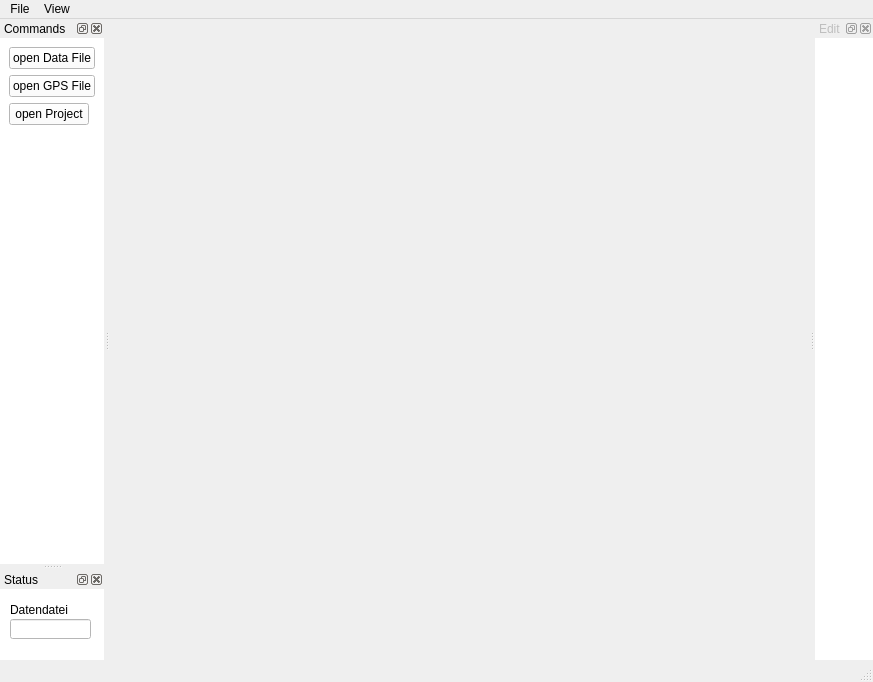
zzr1100/locomotifGUI, file ui/Ui_Locomotif.ui: the form before one commit.
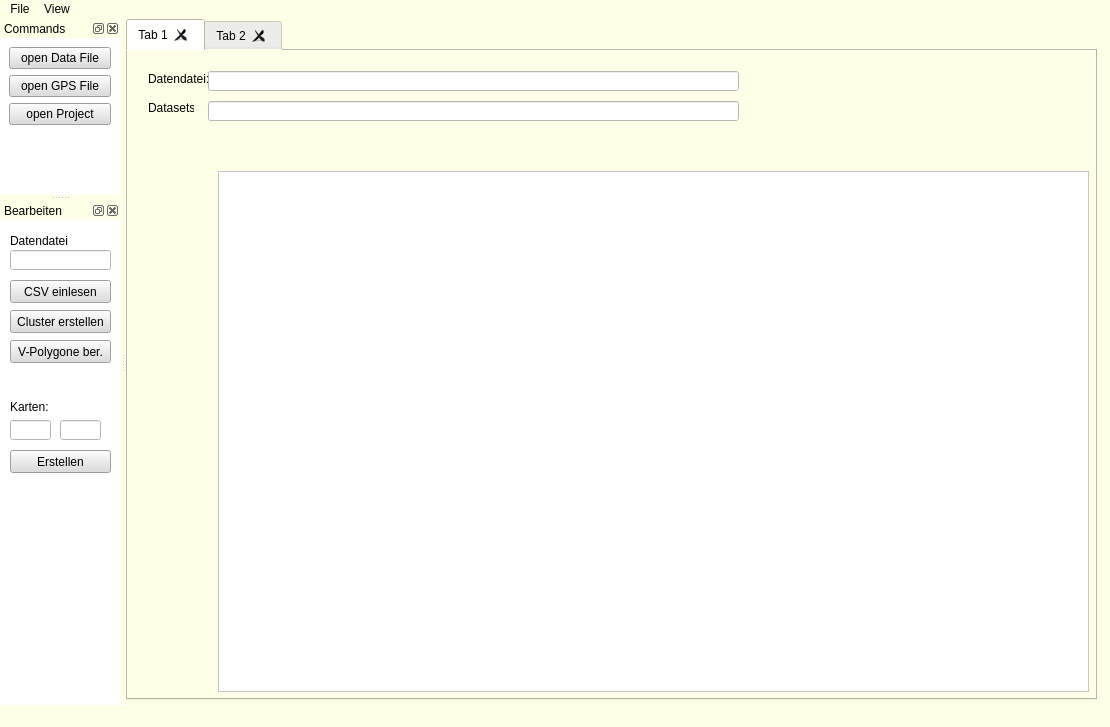
The form after the commit. Custom widgets are drawn as their Qt base class.

Diff of the .ui file:
```diff
--- a/ui/Ui_Locomotif.ui
+++ b/ui/Ui_Locomotif.ui
@@ -6,23 +6,134 @@
    <rect>
     <x>0</x>
     <y>0</y>
-    <width>873</width>
-    <height>682</height>
+    <width>1110</width>
+    <height>727</height>
    </rect>
   </property>
   <property name="windowTitle">
    <string>MainWindow</string>
   </property>
+  <property name="styleSheet">
+   <string notr="true">background-color: rgb(255, 255, 232);</string>
+  </property>
   <widget class="QWidget" name="centralwidget">
-   <widget class="QwtPlot" name="qwtPlot">
+   <widget class="QTabWidget" name="mainDataDisplay">
+    <property name="enabled">
+     <bool>true</bool>
+    </property>
     <property name="geometry">
      <rect>
-      <x>40</x>
-      <y>120</y>
-      <width>551</width>
-      <height>311</height>
+      <x>0</x>
+      <y>0</y>
+      <width>971</width>
+      <height>681</height>
      </rect>
     </property>
+    <property name="sizePolicy">
+     <sizepolicy hsizetype="Maximum" vsizetype="Maximum">
+      <horstretch>0</horstretch>
+      <verstretch>0</verstretch>
+     </sizepolicy>
+    </property>
+    <property name="sizeIncrement">
+     <size>
+      <width>10</width>
+      <height>10</height>
+     </size>
+    </property>
+    <property name="styleSheet">
+     <string notr="true">background-color: rgb(255, 255, 232);</string>
+    </property>
+    <property name="tabPosition">
+     <enum>QTabWidget::North</enum>
+    </property>
+    <property name="tabShape">
+     <enum>QTabWidget::Rounded</enum>
+    </property>
+    <property name="currentIndex">
+     <number>0</number>
+    </property>
+    <property name="tabsClosable">
+     <bool>true</bool>
+    </property>
+    <property name="movable">
+     <bool>true</bool>
+    </property>
+    <widget class="QWidget" name="tab_1">
+     <attribute name="title">
+      <string>Tab 1</string>
+     </attribute>
+     <widget class="QLabel" name="label_2">
+      <property name="geometry">
+       <rect>
+        <x>20</x>
+        <y>20</y>
+        <width>61</width>
+        <height>16</height>
+       </rect>
+      </property>
+      <property name="text">
+       <string>Datendatei:</string>
+      </property>
+     </widget>
+     <widget class="QLineEdit" name="t1LoadedDataFilename">
+      <property name="geometry">
+       <rect>
+        <x>80</x>
+        <y>20</y>
+        <width>531</width>
+        <height>20</height>
+       </rect>
+      </property>
+      <property name="styleSheet">
+       <string notr="true">background-color: rgb(255, 255, 255);</string>
+      </property>
+     </widget>
+     <widget class="QLabel" name="label_3">
+      <property name="geometry">
+       <rect>
+        <x>20</x>
+        <y>50</y>
+        <width>46</width>
+        <height>13</height>
+       </rect>
+      </property>
+      <property name="text">
+       <string>Datasets:</string>
+      </property>
+     </widget>
+     <widget class="QLineEdit" name="t1LoadedDatasets">
+      <property name="geometry">
+       <rect>
+        <x>80</x>
+        <y>50</y>
+        <width>531</width>
+        <height>20</height>
+       </rect>
+      </property>
+      <property name="styleSheet">
+       <string notr="true">background-color: rgb(255, 255, 255);</string>
+      </property>
+     </widget>
+     <widget class="QGraphicsView" name="t1MapView">
+      <property name="geometry">
+       <rect>
+        <x>90</x>
+        <y>120</y>
+        <width>871</width>
+        <height>521</height>
+       </rect>
+      </property>
+      <property name="styleSheet">
+       <string notr="true">background-color: rgb(255, 255, 255);</string>
+      </property>
+     </widget>
+    </widget>
+    <widget class="QWidget" name="tab_2">
+     <attribute name="title">
+      <string>Tab 2</string>
+     </attribute>
+    </widget>
    </widget>
   </widget>
   <widget class="QMenuBar" name="menubar">
@@ -30,7 +141,7 @@
     <rect>
      <x>0</x>
      <y>0</y>
-     <width>873</width>
+     <width>1110</width>
      <height>21</height>
     </rect>
    </property>
@@ -63,6 +174,18 @@
   </widget>
   <widget class="QStatusBar" name="statusbar"/>
   <widget class="QDockWidget" name="QuickCommand">
+   <property name="minimumSize">
+    <size>
+     <width>120</width>
+     <height>139</height>
+    </size>
+   </property>
+   <property name="maximumSize">
+    <size>
+     <width>524287</width>
+     <height>176</height>
+    </size>
+   </property>
    <property name="acceptDrops">
     <bool>true</bool>
    </property>
@@ -93,31 +216,46 @@
      <property name="fieldGrowthPolicy">
       <enum>QFormLayout::AllNonFixedFieldsGrow</enum>
      </property>
-     <item row="4" column="0">
+     <item row="3" column="0" colspan="2">
+      <widget class="QPushButton" name="cmdLoadDataFile">
+       <property name="styleSheet">
+        <string notr="true">background-color: rgb(220, 220, 220);</string>
+       </property>
+       <property name="text">
+        <string>open Data File</string>
+       </property>
+      </widget>
+     </item>
+     <item row="4" column="0" colspan="2">
       <widget class="QPushButton" name="cmdLoadGPSFile">
+       <property name="styleSheet">
+        <string notr="true">background-color: rgb(220, 220, 220);</string>
+       </property>
        <property name="text">
         <string>open GPS File</string>
        </property>
       </widget>
      </item>
-     <item row="5" column="0">
+     <item row="5" column="0" colspan="2">
       <widget class="QPushButton" name="cmdLoadProject">
+       <property name="styleSheet">
+        <string notr="true">background-color: rgb(220, 220, 220);</string>
+       </property>
        <property name="text">
         <string>open Project</string>
        </property>
       </widget>
      </item>
-     <item row="3" column="0">
-      <widget class="QPushButton" name="cmdLoadDataFile">
-       <property name="text">
-        <string>open Data File</string>
-       </property>
-      </widget>
-     </item>
     </layout>
    </widget>
   </widget>
   <widget class="QDockWidget" name="QuickStatus">
+   <property name="minimumSize">
+    <size>
+     <width>120</width>
+     <height>38</height>
+    </size>
+   </property>
    <property name="autoFillBackground">
     <bool>false</bool>
    </property>
@@ -128,7 +266,7 @@
     <set>Qt::LeftDockWidgetArea|Qt::RightDockWidgetArea</set>
    </property>
    <property name="windowTitle">
-    <string>Status</string>
+    <string>Bearbeiten</string>
    </property>
    <attribute name="dockWidgetArea">
     <number>1</number>
@@ -152,34 +290,115 @@
       <rect>
        <x>10</x>
        <y>30</y>
-       <width>81</width>
+       <width>101</width>
+       <height>20</height>
+      </rect>
+     </property>
+    </widget>
+    <widget class="QPushButton" name="cmdReadCSV">
+     <property name="geometry">
+      <rect>
+       <x>10</x>
+       <y>60</y>
+       <width>101</width>
+       <height>23</height>
+      </rect>
+     </property>
+     <property name="styleSheet">
+      <string notr="true">background-color: rgb(220, 220, 220);</string>
+     </property>
+     <property name="text">
+      <string>CSV einlesen</string>
+     </property>
+    </widget>
+    <widget class="QPushButton" name="cmdCreateCluster">
+     <property name="geometry">
+      <rect>
+       <x>10</x>
+       <y>90</y>
+       <width>101</width>
+       <height>23</height>
+      </rect>
+     </property>
+     <property name="styleSheet">
+      <string notr="true">background-color: rgb(220, 220, 220);</string>
+     </property>
+     <property name="text">
+      <string>Cluster erstellen</string>
+     </property>
+    </widget>
+    <widget class="QPushButton" name="cmdCreateVPolygone">
+     <property name="geometry">
+      <rect>
+       <x>10</x>
+       <y>120</y>
+       <width>101</width>
+       <height>23</height>
+      </rect>
+     </property>
+     <property name="styleSheet">
+      <string notr="true">background-color: rgb(220, 220, 220);</string>
+     </property>
+     <property name="text">
+      <string>V-Polygone ber.</string>
+     </property>
+    </widget>
+    <widget class="QPushButton" name="cmdCreateMaps">
+     <property name="geometry">
+      <rect>
+       <x>10</x>
+       <y>230</y>
+       <width>101</width>
+       <height>23</height>
+      </rect>
+     </property>
+     <property name="styleSheet">
+      <string notr="true">background-color: rgb(220, 220, 220);</string>
+     </property>
+     <property name="text">
+      <string>Erstellen</string>
+     </property>
+    </widget>
+    <widget class="QLabel" name="label_4">
+     <property name="geometry">
+      <rect>
+       <x>10</x>
+       <y>180</y>
+       <width>46</width>
+       <height>13</height>
+      </rect>
+     </property>
+     <property name="font">
+      <font>
+       <pointsize>9</pointsize>
+      </font>
+     </property>
+     <property name="text">
+      <string>Karten:</string>
+     </property>
+    </widget>
+    <widget class="QLineEdit" name="cmdMapWidth">
+     <property name="geometry">
+      <rect>
+       <x>10</x>
+       <y>200</y>
+       <width>41</width>
+       <height>20</height>
+      </rect>
+     </property>
+    </widget>
+    <widget class="QLineEdit" name="cmdMapHeight">
+     <property name="geometry">
+      <rect>
+       <x>60</x>
+       <y>200</y>
+       <width>41</width>
        <height>20</height>
       </rect>
      </property>
     </widget>
    </widget>
   </widget>
-  <widget class="QDockWidget" name="QuickEdit">
-   <property name="enabled">
-    <bool>false</bool>
-   </property>
-   <property name="autoFillBackground">
-    <bool>false</bool>
-   </property>
-   <property name="styleSheet">
-    <string notr="true">background-color: rgb(255, 255, 255);</string>
-   </property>
-   <property name="allowedAreas">
-    <set>Qt::LeftDockWidgetArea|Qt::RightDockWidgetArea</set>
-   </property>
-   <property name="windowTitle">
-    <string>Edit</string>
-   </property>
-   <attribute name="dockWidgetArea">
-    <number>2</number>
-   </attribute>
-   <widget class="QWidget" name="dockWidgetContents_4"/>
-  </widget>
   <action name="actionQuit">
    <property name="text">
     <string>Quit</string>
@@ -223,13 +442,6 @@
    </property>
   </action>
  </widget>
- <customwidgets>
-  <customwidget>
-   <class>QwtPlot</class>
-   <extends>QFrame</extends>
-   <header>qwt_plot.h</header>
-  </customwidget>
- </customwidgets>
  <resources/>
  <connections>
   <connection>
```
Left out of the diff: 34 changed lines with no effect on the pictures.
